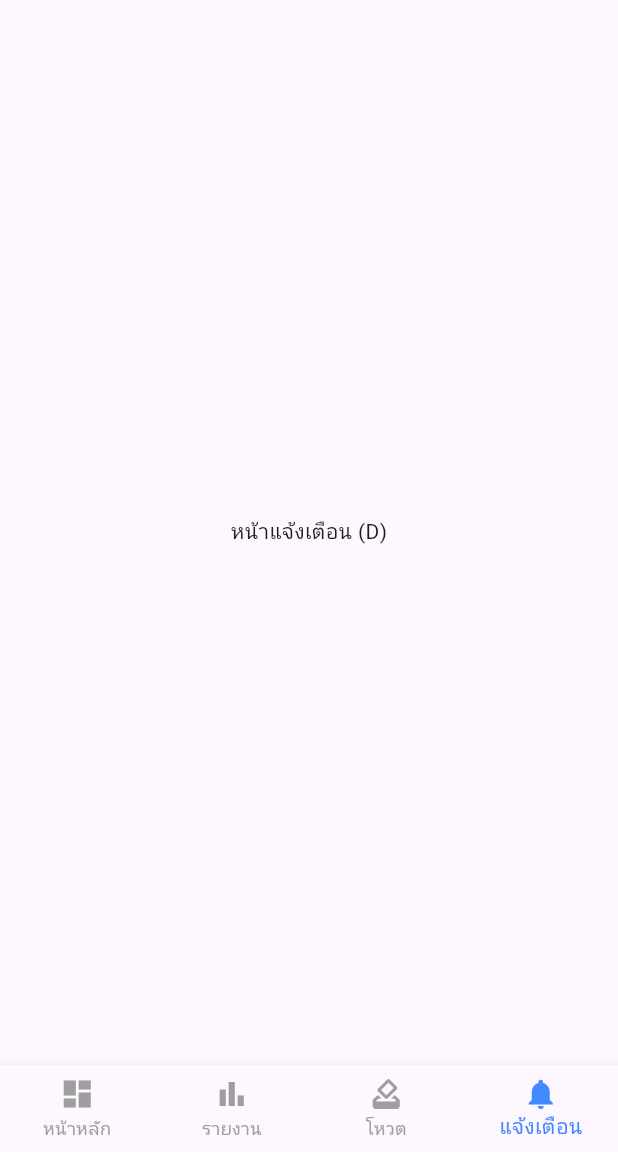
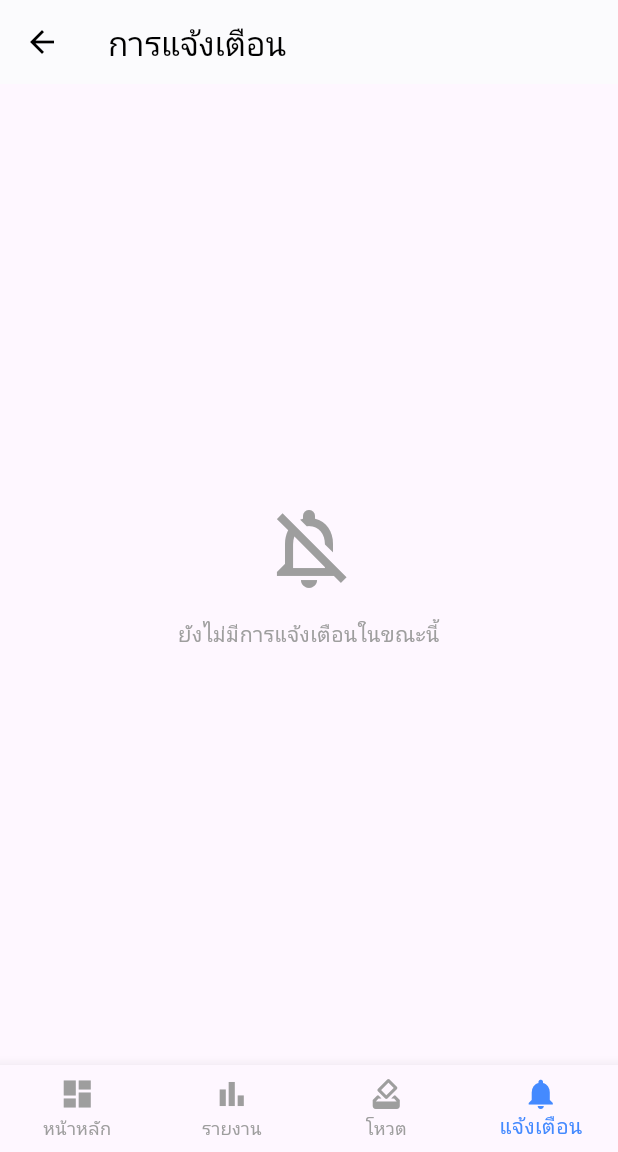
Before and after one commit to 6410535014/32home, a Flutter app: the DashboardPage screen opened by its route, item 4 of the bottom bar chosen, on a phone screen of 412 x 824 dp, the part 84-1236 px from its top. Run offline on Flutter 3.47's test engine with Material 3 defaults, Android fonts, the light colour scheme and no system bars; our stand-ins replace cloud_firestore, firebase_auth, firebase_core; accounts and stored records are empty; generated files the repository leaves out were written again.

Commit message:
add notification feature

```diff
--- a/three_two_home/lib/dashboard_page.dart
+++ b/three_two_home/lib/dashboard_page.dart
@@ -18,7 +18,7 @@ class _DashboardPageState extends State<DashboardPage> {
     const DashboardHomeContent(), // หน้า A
     const ReportPage(), // หน้า B (ตัวอย่าง)
     const VotePage(), // หน้า C (ตัวอย่าง)
-    const Center(child: Text("หน้าแจ้งเตือน (D)")),      // หน้า D (ตัวอย่าง)
+    const NotificationPage(),      // หน้า D (ตัวอย่าง)
   ];
 
   void _onItemTapped(int index) {
@@ -179,9 +179,12 @@ class ReportPage extends StatelessWidget {
                         ),
                       ),
                       title: Text(data['title'] ?? 'ไม่ระบุชื่อรายการ'),
-                      subtitle: Text(data['date'] != null
-                        ? (data['date'] as Timestamp).toDate().toString().split(' ')[0]
-                        : ''),
+                      subtitle: Text(
+                        data['date'] != null
+                          ? "${(data['date'] as Timestamp).toDate().day}/${(data['date'] as Timestamp).toDate().month}/${(data['date'] as Timestamp).toDate().year}"
+                          : '',
+                        style: const TextStyle(fontSize: 12, color: Colors.grey),
+                      ),
                       trailing: Text(
                         // ตรวจสอบ type เพื่อใส่เครื่องหมาย + หรือ -
                         "${data['type'] == 'income' ? '+' : '-'} ฿$formattedAmount",
@@ -394,3 +397,95 @@ class VotePage extends StatelessWidget {
     }
   }
 }
+
+class NotificationPage extends StatelessWidget {
+  const NotificationPage({super.key});
+
+  @override
+  Widget build(BuildContext context) {
+    return Scaffold(
+      appBar: AppBar(
+        title: const Text("การแจ้งเตือน"),
+        backgroundColor: Colors.white,
+        foregroundColor: Colors.black,
+        elevation: 0.5,
+      ),
+      body: StreamBuilder<QuerySnapshot>(
+        // ดึงข้อมูลแจ้งเตือน เรียงจากใหม่ล่าสุด
+        stream: FirebaseFirestore.instance
+            .collection('notifications')
+            .orderBy('timestamp', descending: true)
+            .snapshots(),
+        builder: (context, snapshot) {
+          if (snapshot.hasError) return const Center(child: Text("เกิดข้อผิดพลาด"));
+          if (snapshot.connectionState == ConnectionState.waiting) {
+            return const Center(child: CircularProgressIndicator());
+          }
+
+          if (snapshot.data!.docs.isEmpty) {
+            return const Center(
+              child: Column(
+                mainAxisAlignment: MainAxisAlignment.center,
+                children: [
+                  Icon(Icons.notifications_off_outlined, size: 64, color: Colors.grey),
+                  SizedBox(height: 16),
+                  Text("ยังไม่มีการแจ้งเตือนในขณะนี้", style: TextStyle(color: Colors.grey)),
+                ],
+              ),
+            );
+          }
+
+          return ListView.builder(
+            itemCount: snapshot.data!.docs.length,
+            itemBuilder: (context, index) {
+              var note = snapshot.data!.docs[index];
+              DateTime time = (note['timestamp'] as Timestamp?)?.toDate() ?? DateTime.now();
+
+              return Column(
+                children: [
+                  ListTile(
+                    leading: CircleAvatar(
+                      backgroundColor: _getIconColor(note['title']),
+                      child: Icon(_getIcon(note['title']), color: Colors.white, size: 20),
+                    ),
+                    title: Text(
+                      note['title'],
+                      style: const TextStyle(fontWeight: FontWeight.bold),
+                    ),
+                    subtitle: Column(
+                      crossAxisAlignment: CrossAxisAlignment.start,
+                      children: [
+                        Text(note['body']),
+                        const SizedBox(height: 4),
+                        Text(
+                          "${time.day}/${time.month}/${time.year} ${time.hour}:${time.minute.toString().padLeft(2, '0')}",
+                          style: const TextStyle(fontSize: 12, color: Colors.grey),
+                        ),
+                      ],
+                    ),
+                    isThreeLine: true,
+                  ),
+                  const Divider(height: 1),
+                ],
+              );
+            },
+          );
+        },
+      ),
+    );
+  }
+
+  // กำหนดไอคอนตามหัวข้อแจ้งเตือน
+  IconData _getIcon(String title) {
+    if (title.contains("การเงิน") || title.contains("ยอดเงิน")) return Icons.account_balance_wallet;
+    if (title.contains("โหวต")) return Icons.how_to_vote;
+    return Icons.notifications;
+  }
+
+  // กำหนดสีตามหัวข้อแจ้งเตือน
+  Color _getIconColor(String title) {
+    if (title.contains("การเงิน")) return Colors.blue;
+    if (title.contains("โหวต")) return Colors.orange;
+    return Colors.grey;
+  }
+}
```
